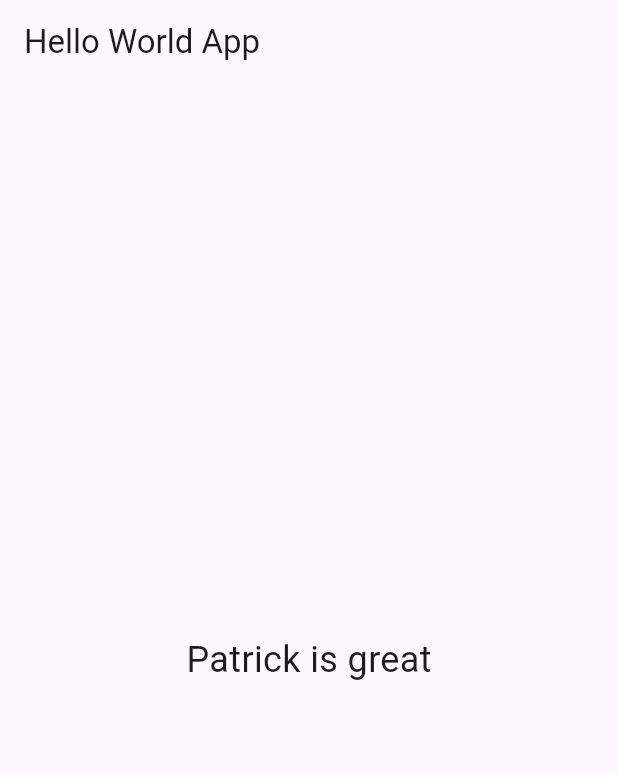
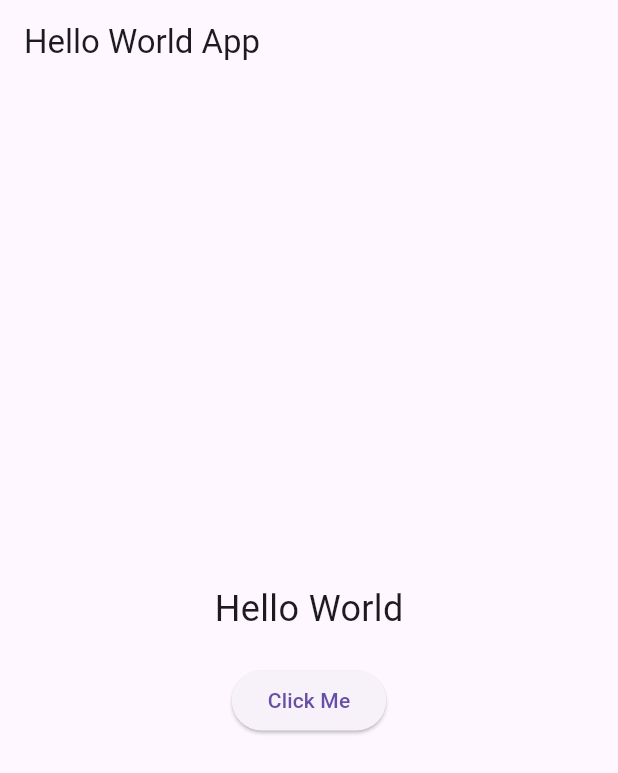
Before and after one commit to truongdothienhoang/flutter-build-demo, a Flutter app: the screen it shows after launch, on a phone screen of 412 x 824 dp. Shown: the top 773 px of the screen. Run offline on Flutter 3.47's test engine with Material 3 defaults, Android fonts, the phone set to English and light mode, and no system bars.

Commit message:
Update main.dart via API

```diff
--- a/lib/main.dart
+++ b/lib/main.dart
@@ -1,22 +1,51 @@
 import 'package:flutter/material.dart';
 
-void main() {
-  runApp(MyApp());
-}
+void main() => runApp(MyApp());
 
 class MyApp extends StatelessWidget {
   @override
   Widget build(BuildContext context) {
     return MaterialApp(
-      home: Scaffold(
+      title: 'Hello World App',
+      home: HelloWorldScreen(),
+    );
+  }
+}
+
+class HelloWorldScreen extends StatefulWidget {
+  @override
+  _HelloWorldScreenState createState() => _HelloWorldScreenState();
+}
+
+class _HelloWorldScreenState extends State<HelloWorldScreen> {
+  String _message = 'Hello World';
+
+  void _updateMessage() {
+    setState(() {
+      _message = 'Today is a great day';
+    });
+  }
+
+  @override
+  Widget build(BuildContext context) {
+    return Scaffold(
       appBar: AppBar(
         title: Text('Hello World App'),
       ),
       body: Center(
-          child: Text(
-            'Patrick is great',
+        child: Column(
+          mainAxisAlignment: MainAxisAlignment.center,
+          children: [
+            Text(
+              _message,
               style: TextStyle(fontSize: 24),
             ),
+            SizedBox(height: 20),
+            ElevatedButton(
+              onPressed: _updateMessage,
+              child: Text('Click Me'),
+            ),
+          ],
         ),
       ),
     );
```
Lines whose indentation alone changed are shown as unchanged.
